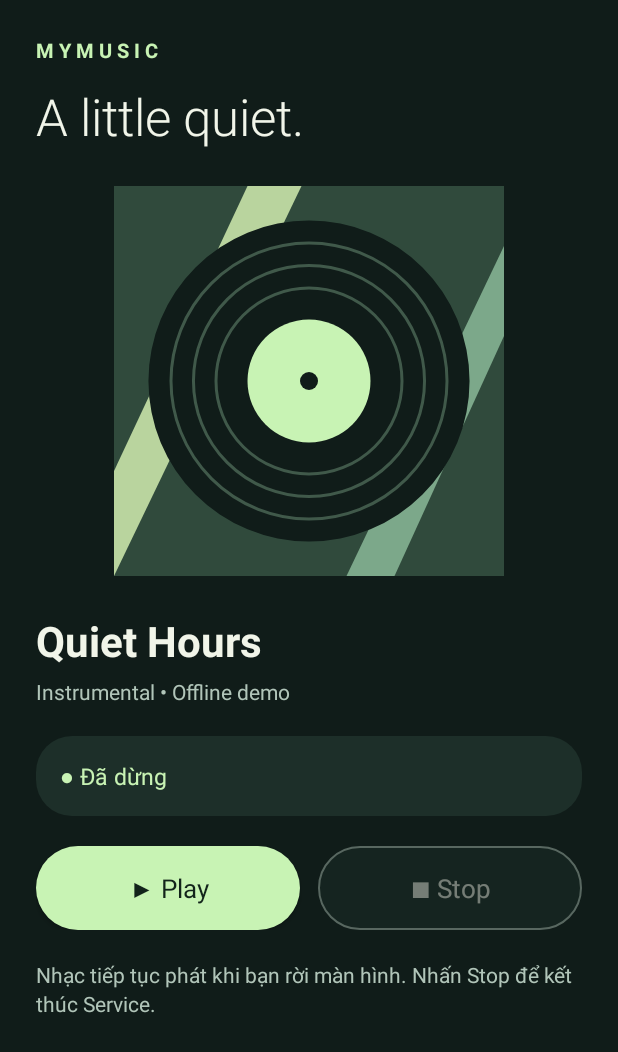
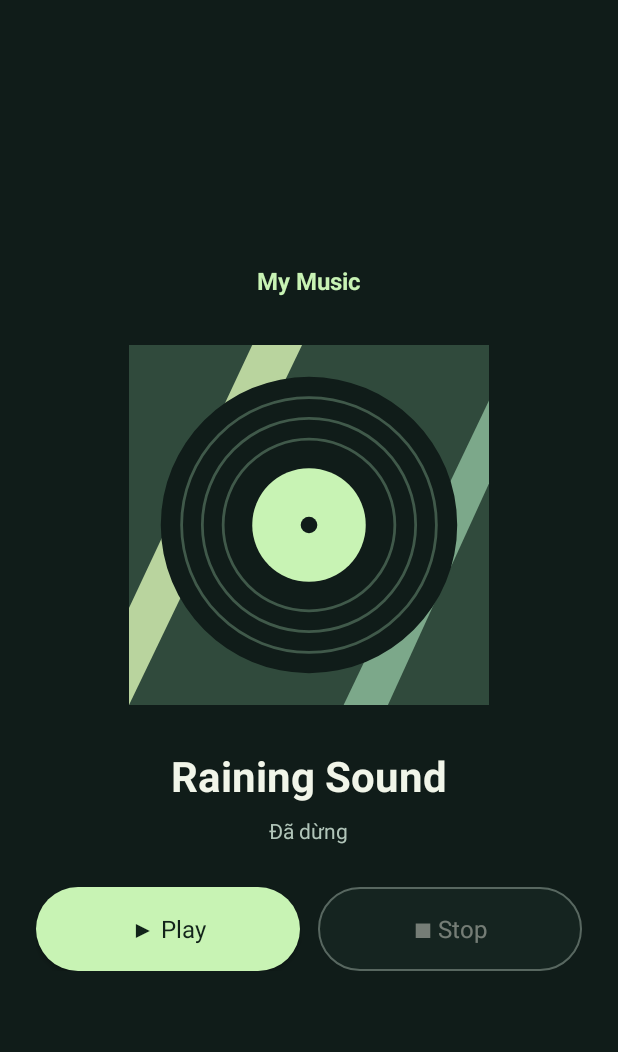
Before and after one commit to y0unglewis/music-player, an Android app: the screen it shows after launch (MainActivity), on a phone screen of 412 x 824 dp. Shown: the top 1052 px of the screen. Run offline under Robolectric (Android 15) with nearby library versions, the phone set to English and light mode, and no system bars.

Commit message:
Simplify music player screen and rename track

```diff
--- a/app/src/main/res/layout/activity_main.xml
+++ b/app/src/main/res/layout/activity_main.xml
@@ -1,33 +1,81 @@
 <?xml version="1.0" encoding="utf-8"?>
 <ScrollView xmlns:android="http://schemas.android.com/apk/res/android"
-    android:layout_width="match_parent" android:layout_height="match_parent"
-    android:fillViewport="true" android:background="@color/background">
-    <LinearLayout android:layout_width="match_parent" android:layout_height="wrap_content"
-        android:orientation="vertical" android:gravity="center_horizontal" android:padding="24dp">
-        <TextView android:layout_width="match_parent" android:layout_height="wrap_content"
-            android:text="@string/eyebrow" android:textColor="@color/primary" android:textSize="13sp" android:textStyle="bold" />
-        <TextView android:layout_width="match_parent" android:layout_height="wrap_content"
-            android:layout_marginTop="12dp" android:text="@string/title" android:textColor="@color/text"
-            android:textSize="34sp" android:fontFamily="sans-serif-light" />
-        <ImageView android:layout_width="260dp" android:layout_height="260dp"
-            android:layout_marginTop="24dp" android:src="@drawable/album_art" android:contentDescription="@string/art_desc" />
-        <TextView android:layout_width="match_parent" android:layout_height="wrap_content"
-            android:layout_marginTop="24dp" android:text="@string/track_name" android:textSize="28sp"
-            android:textStyle="bold" android:textColor="@color/text" />
-        <TextView android:layout_width="match_parent" android:layout_height="wrap_content"
-            android:layout_marginTop="5dp" android:text="@string/subtitle" android:textSize="14sp" android:textColor="@color/muted" />
-        <TextView android:id="@+id/tvStatus" android:layout_width="match_parent" android:layout_height="wrap_content"
-            android:layout_marginTop="20dp" android:background="@drawable/bg_card" android:padding="16dp"
-            android:text="@string/status_stopped" android:textColor="@color/primary" android:textSize="15sp" android:accessibilityLiveRegion="polite" />
-        <LinearLayout android:layout_width="match_parent" android:layout_height="wrap_content"
-            android:orientation="horizontal" android:layout_marginTop="20dp">
-            <Button android:id="@+id/btnPlay" android:layout_width="0dp" android:layout_height="56dp" android:layout_weight="1"
-                android:text="@string/play" android:background="@drawable/bg_play" android:textColor="@color/on_primary" android:textAllCaps="false" android:textSize="17sp" />
-            <Button android:id="@+id/btnStop" android:layout_width="0dp" android:layout_height="56dp" android:layout_weight="1"
-                android:layout_marginStart="12dp" android:text="@string/stop" android:background="@drawable/bg_stop"
-                android:textColor="@color/text" android:textAllCaps="false" android:textSize="17sp" />
+    android:layout_width="match_parent"
+    android:layout_height="match_parent"
+    android:background="@color/background"
+    android:fillViewport="true">
+
+    <LinearLayout
+        android:layout_width="match_parent"
+        android:layout_height="wrap_content"
+        android:gravity="center"
+        android:orientation="vertical"
+        android:padding="24dp">
+
+        <TextView
+            android:layout_width="wrap_content"
+            android:layout_height="wrap_content"
+            android:text="@string/app_name"
+            android:textColor="@color/primary"
+            android:textSize="16sp"
+            android:textStyle="bold" />
+
+        <ImageView
+            android:layout_width="240dp"
+            android:layout_height="240dp"
+            android:layout_marginTop="32dp"
+            android:contentDescription="@string/art_desc"
+            android:src="@drawable/album_art" />
+
+        <TextView
+            android:layout_width="match_parent"
+            android:layout_height="wrap_content"
+            android:layout_marginTop="28dp"
+            android:gravity="center"
+            android:text="@string/track_name"
+            android:textColor="@color/text"
+            android:textSize="28sp"
+            android:textStyle="bold" />
+
+        <TextView
+            android:id="@+id/tvStatus"
+            android:layout_width="wrap_content"
+            android:layout_height="wrap_content"
+            android:layout_marginTop="8dp"
+            android:accessibilityLiveRegion="polite"
+            android:text="@string/status_stopped"
+            android:textColor="@color/muted"
+            android:textSize="14sp" />
+
+        <LinearLayout
+            android:layout_width="match_parent"
+            android:layout_height="wrap_content"
+            android:layout_marginTop="28dp"
+            android:orientation="horizontal">
+
+            <Button
+                android:id="@+id/btnPlay"
+                android:layout_width="0dp"
+                android:layout_height="56dp"
+                android:layout_weight="1"
+                android:background="@drawable/bg_play"
+                android:text="@string/play"
+                android:textAllCaps="false"
+                android:textColor="@color/on_primary"
+                android:textSize="16sp" />
+
+            <Button
+                android:id="@+id/btnStop"
+                android:layout_width="0dp"
+                android:layout_height="56dp"
+                android:layout_marginStart="12dp"
+                android:layout_weight="1"
+                android:background="@drawable/bg_stop"
+                android:text="@string/stop"
+                android:textAllCaps="false"
+                android:textColor="@color/text"
+                android:textSize="16sp" />
         </LinearLayout>
-        <TextView android:layout_width="match_parent" android:layout_height="wrap_content" android:layout_marginTop="20dp"
-            android:text="@string/hint" android:textColor="@color/muted" android:textSize="14sp" android:lineSpacingExtra="3dp" />
+
     </LinearLayout>
 </ScrollView>
--- a/app/src/main/res/values/strings.xml
+++ b/app/src/main/res/values/strings.xml
@@ -1,14 +1,10 @@
 <resources>
     <string name="app_name">My Music</string>
-    <string name="eyebrow">M Y   M U S I C</string>
-    <string name="title">A little quiet.</string>
-    <string name="track_name">Quiet Hours</string>
-    <string name="subtitle">Instrumental • Offline demo</string>
-    <string name="status_stopped">●  Đã dừng</string>
-    <string name="status_playing">●  Đang phát nhạc</string>
+    <string name="track_name">Raining Sound</string>
+    <string name="status_stopped">Đã dừng</string>
+    <string name="status_playing">Đang phát</string>
     <string name="play">▶  Play</string>
     <string name="stop">■  Stop</string>
-    <string name="hint">Nhạc tiếp tục phát khi bạn rời màn hình. Nhấn Stop để kết thúc Service.</string>
     <string name="art_desc">Minh họa đĩa nhạc</string>
     <string name="channel_name">Phát nhạc</string>
     <string name="notification_text">My Music đang phát nhạc</string>
```
